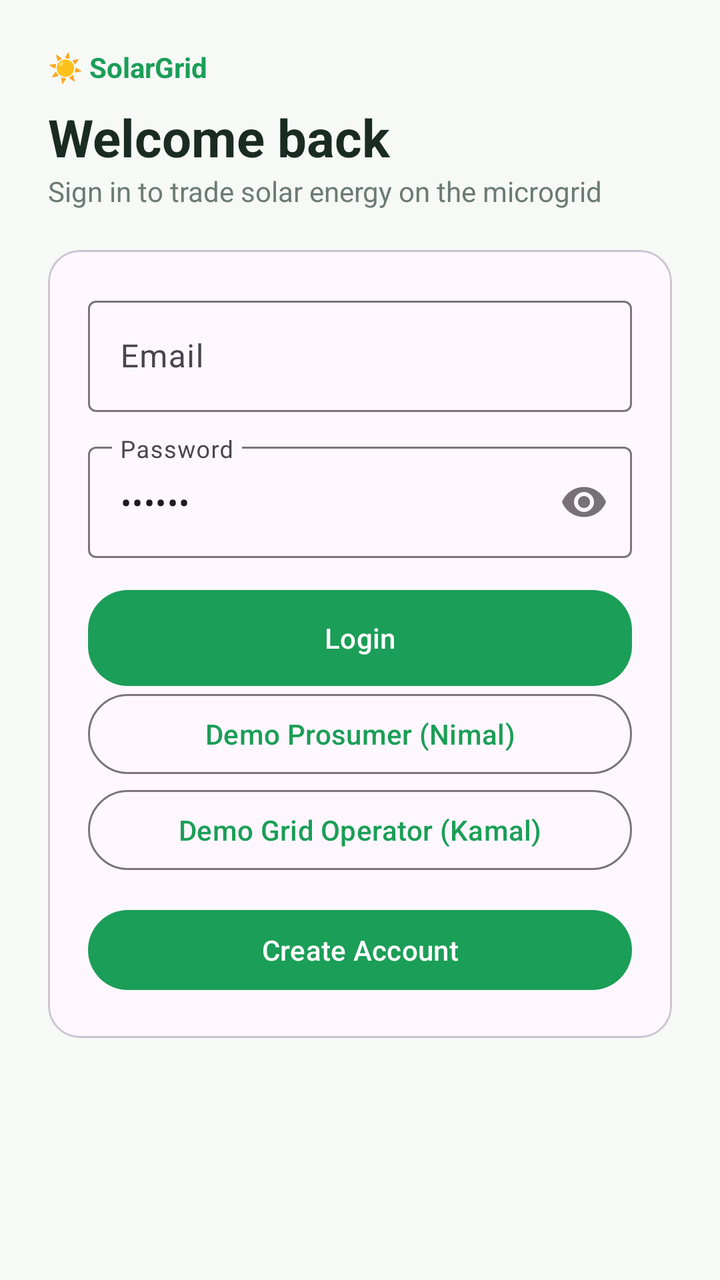
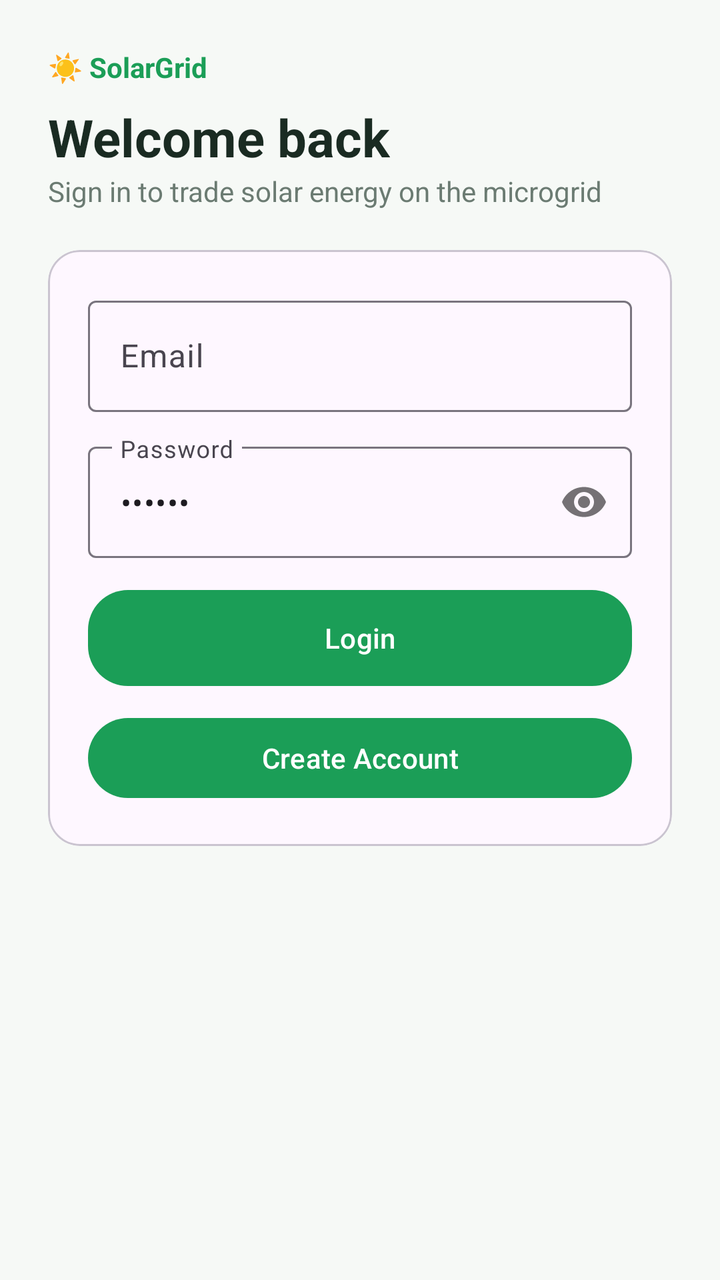

An Android layout rendered at two revisions. The XML below is the earlier revision; the diff shows what the commit changed to produce the second picture.
<!-- AndroidManifest.xml: application theme Theme.SmartSolar -->
<!-- res/layout/activity_login.xml -->
<?xml version="1.0" encoding="utf-8"?>
<ScrollView xmlns:android="http://schemas.android.com/apk/res/android"
    xmlns:app="http://schemas.android.com/apk/res-auto"
    android:layout_width="match_parent"
    android:layout_height="match_parent"
    android:background="@color/solar_bg"
    android:fillViewport="true">

    <LinearLayout
        android:layout_width="match_parent"
        android:layout_height="wrap_content"
        android:orientation="vertical"
        android:padding="24dp">

        <TextView
            android:layout_width="wrap_content"
            android:layout_height="wrap_content"
            android:text="☀ SolarGrid"
            android:textColor="@color/solar_green"
            android:textSize="14sp"
            android:textStyle="bold" />

        <TextView
            android:layout_width="wrap_content"
            android:layout_height="wrap_content"
            android:layout_marginTop="8dp"
            android:text="@string/login_title"
            android:textColor="@color/solar_text"
            android:textSize="26sp"
            android:textStyle="bold" />

        <TextView
            android:layout_width="wrap_content"
            android:layout_height="wrap_content"
            android:text="@string/login_subtitle"
            android:textColor="@color/solar_muted"
            android:textSize="14sp" />

        <com.google.android.material.card.MaterialCardView
            android:layout_width="match_parent"
            android:layout_height="wrap_content"
            android:layout_marginTop="20dp"
            app:cardCornerRadius="16dp"
            xmlns:app="http://schemas.android.com/apk/res-auto">

            <LinearLayout
                android:layout_width="match_parent"
                android:layout_height="wrap_content"
                android:orientation="vertical"
                android:padding="20dp">

                <com.google.android.material.textfield.TextInputLayout
                    android:layout_width="match_parent"
                    android:layout_height="wrap_content"
                    android:hint="Email">

                    <com.google.android.material.textfield.TextInputEditText
                        android:id="@+id/inputEmail"
                        android:layout_width="match_parent"
                        android:layout_height="wrap_content"
                        android:inputType="textEmailAddress"
                        android:text="" />

                </com.google.android.material.textfield.TextInputLayout>

                <com.google.android.material.textfield.TextInputLayout
                    android:layout_width="match_parent"
                    android:layout_height="wrap_content"
                    android:layout_marginTop="12dp"
                    android:hint="@string/hint_password"
                    app:passwordToggleEnabled="true">

                    <com.google.android.material.textfield.TextInputEditText
                        android:id="@+id/inputPassword"
                        android:layout_width="match_parent"
                        android:layout_height="wrap_content"
                        android:inputType="textPassword"
                        android:text="123456" />
                </com.google.android.material.textfield.TextInputLayout>

                <TextView
                    android:id="@+id/errorText"
                    android:layout_width="match_parent"
                    android:layout_height="wrap_content"
                    android:textColor="@color/status_inactive"
                    android:visibility="gone" />

                <Button
                    android:id="@+id/loginButton"
                    android:layout_width="match_parent"
                    android:layout_height="wrap_content"
                    android:layout_marginTop="16dp"
                    android:background="@drawable/bg_btn_primary"
                    android:text="@string/action_login"
                    android:textColor="@android:color/white" />

                <Button
                    android:id="@+id/demoProsumerButton"
                    android:layout_width="match_parent"
                    android:layout_height="wrap_content"
                    style="?attr/materialButtonOutlinedStyle"
                    android:text="@string/action_use_prosumer_demo" />

                <Button
                    android:id="@+id/demoOperatorButton"
                    android:layout_width="match_parent"
                    android:layout_height="wrap_content"
                    style="?attr/materialButtonOutlinedStyle"
                    android:text="@string/action_use_operator_demo" />

                <Button
                    android:id="@+id/registerButton"
                    android:layout_width="match_parent"
                    android:layout_height="wrap_content"
                    android:layout_marginTop="12dp"
                    android:text="Create Account" />

                <ProgressBar
                    android:id="@+id/loginProgress"
                    android:layout_width="wrap_content"
                    android:layout_height="wrap_content"
                    android:layout_gravity="center"
                    android:visibility="gone" />
            </LinearLayout>
        </com.google.android.material.card.MaterialCardView>
    </LinearLayout>
</ScrollView>
<!-- resources referenced by this layout -->
<resources>
  <color name="solar_bg">#F6F9F6</color>
  <color name="solar_green">#1B9E57</color>
  <color name="solar_muted">#6B7B72</color>
  <color name="solar_text">#1A2B22</color>
  <color name="status_inactive">#DC3545</color>
  <!-- drawable bg_btn_primary (drawable) -->
  <?xml version="1.0" encoding="utf-8"?>
  <shape xmlns:android="http://schemas.android.com/apk/res/android" android:shape="rectangle">
      <corners android:radius="20dp" />
      <solid android:color="@color/solar_green" />
  </shape>
  <string name="action_login">Login</string>
  <string name="action_use_operator_demo">Demo Grid Operator (Kamal)</string>
  <string name="action_use_prosumer_demo">Demo Prosumer (Nimal)</string>
  <string name="hint_password">Password</string>
  <string name="login_subtitle">Sign in to trade solar energy on the microgrid</string>
  <string name="login_title">Welcome back</string>
  <style name="Theme.SmartSolar" parent="Theme.Material3.DayNight.NoActionBar">
          <item name="colorPrimary">@color/solar_green</item>
          <item name="colorOnPrimary">@android:color/white</item>
          <item name="colorSecondary">@color/solar_blue</item>
          <item name="android:windowBackground">@color/solar_bg</item>
      </style>
  <color name="solar_blue">#1B7FBF</color>
</resources>

<!-- the commit's change to res/layout/activity_login.xml (unified diff, before → after) -->
@@ -95,20 +95,6 @@
                     android:textColor="@android:color/white" />
 
                 <Button
-                    android:id="@+id/demoProsumerButton"
-                    android:layout_width="match_parent"
-                    android:layout_height="wrap_content"
-                    style="?attr/materialButtonOutlinedStyle"
-                    android:text="@string/action_use_prosumer_demo" />
-
-                <Button
-                    android:id="@+id/demoOperatorButton"
-                    android:layout_width="match_parent"
-                    android:layout_height="wrap_content"
-                    style="?attr/materialButtonOutlinedStyle"
-                    android:text="@string/action_use_operator_demo" />
-
-                <Button
                     android:id="@+id/registerButton"
                     android:layout_width="match_parent"
                     android:layout_height="wrap_content"
<!-- resource entries referenced after the edit -->
@@ -12,8 +12,6 @@
       <solid android:color="@color/solar_green" />
   </shape>
   <string name="action_login">Login</string>
-  <string name="action_use_operator_demo">Demo Grid Operator (Kamal)</string>
-  <string name="action_use_prosumer_demo">Demo Prosumer (Nimal)</string>
   <string name="hint_password">Password</string>
   <string name="login_subtitle">Sign in to trade solar energy on the microgrid</string>
   <string name="login_title">Welcome back</string>
